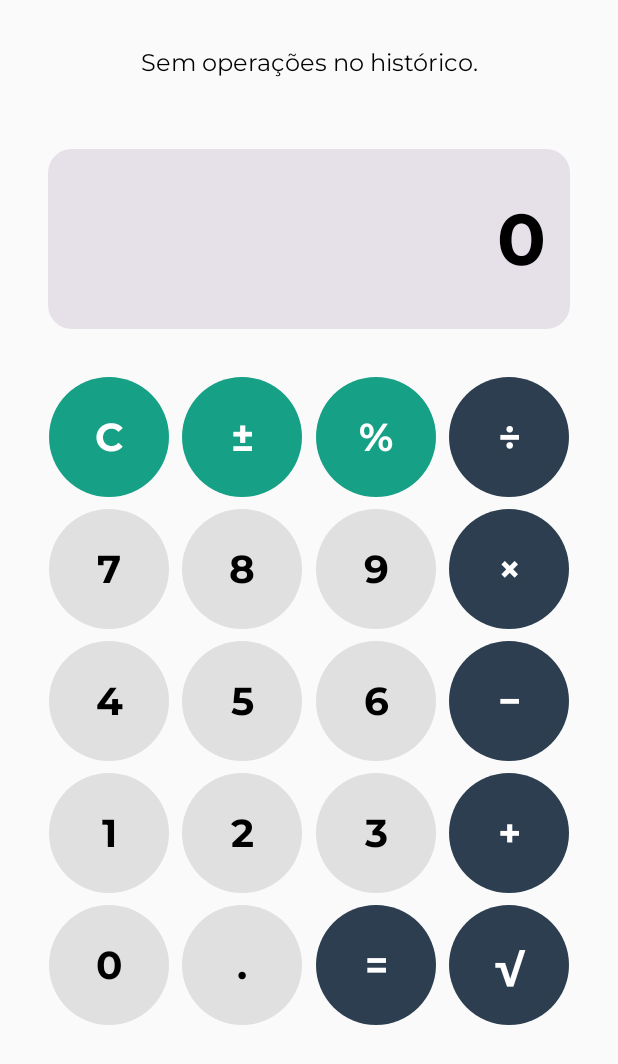
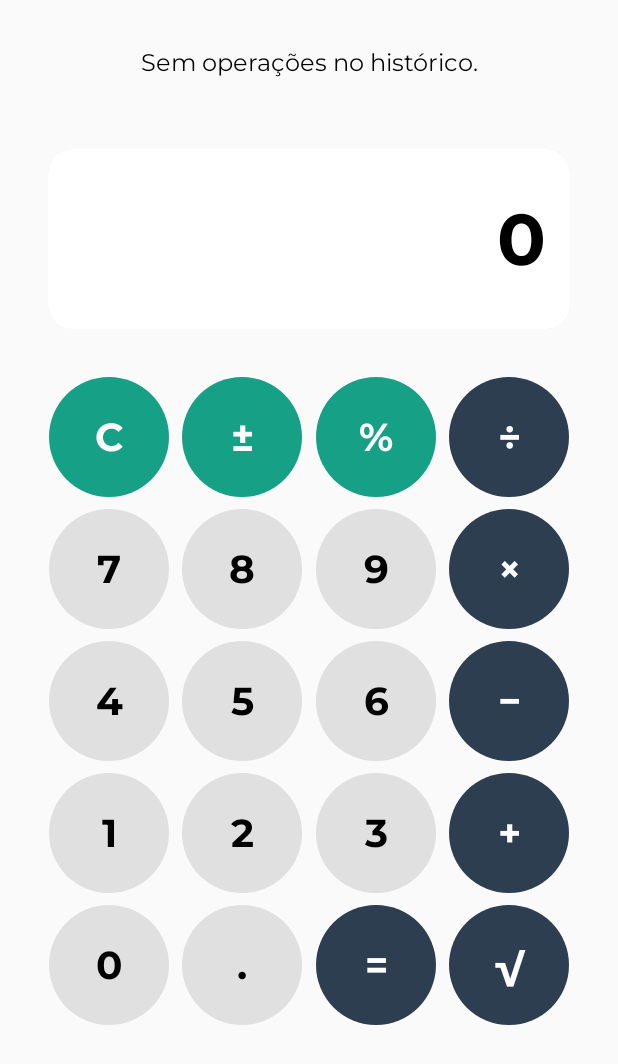
Before and after one commit to LuanadeSouza/Calculadora, an Android app built with Jetpack Compose: the screen it shows after launch (MainActivity), on a phone screen of 412 x 824 dp. Shown: the top 1064 px of the screen. Run offline under Robolectric (Android 15) with nearby library versions, the phone set to English and light mode, and no system bars.

```diff
--- a/app/src/main/java/com/luanadev/calculadora/ui/components/CalculatorDisplay.kt
+++ b/app/src/main/java/com/luanadev/calculadora/ui/components/CalculatorDisplay.kt
@@ -1,5 +1,6 @@
 package com.luanadev.calculadora.ui.components
 
+import androidx.compose.foundation.background
 import androidx.compose.foundation.layout.Box
 import androidx.compose.foundation.layout.fillMaxWidth
 import androidx.compose.foundation.layout.height
@@ -39,6 +40,7 @@ fun CalculatorDisplay(displayText: String) {
         Box(
             contentAlignment = Alignment.CenterEnd,
             modifier = Modifier
+                .background(color = Color.White)
                 .fillMaxWidth()
                 .height(Spacing_120)
         ) {
--- a/app/src/main/java/com/luanadev/calculadora/ui/components/CalculatorHistory.kt
+++ b/app/src/main/java/com/luanadev/calculadora/ui/components/CalculatorHistory.kt
@@ -1,5 +1,6 @@
 package com.luanadev.calculadora.ui.components
 
+import androidx.compose.foundation.background
 import androidx.compose.foundation.layout.Arrangement
 import androidx.compose.foundation.layout.Row
 import androidx.compose.foundation.layout.fillMaxWidth
@@ -63,6 +64,7 @@ fun HistoryItem(item: OperationHistory) {
     ) {
         Row(
             modifier = Modifier
+                .background(color = Color.White)
                 .fillMaxWidth()
                 .padding(Spacing_16),
             horizontalArrangement = Arrangement.SpaceBetween,
```
